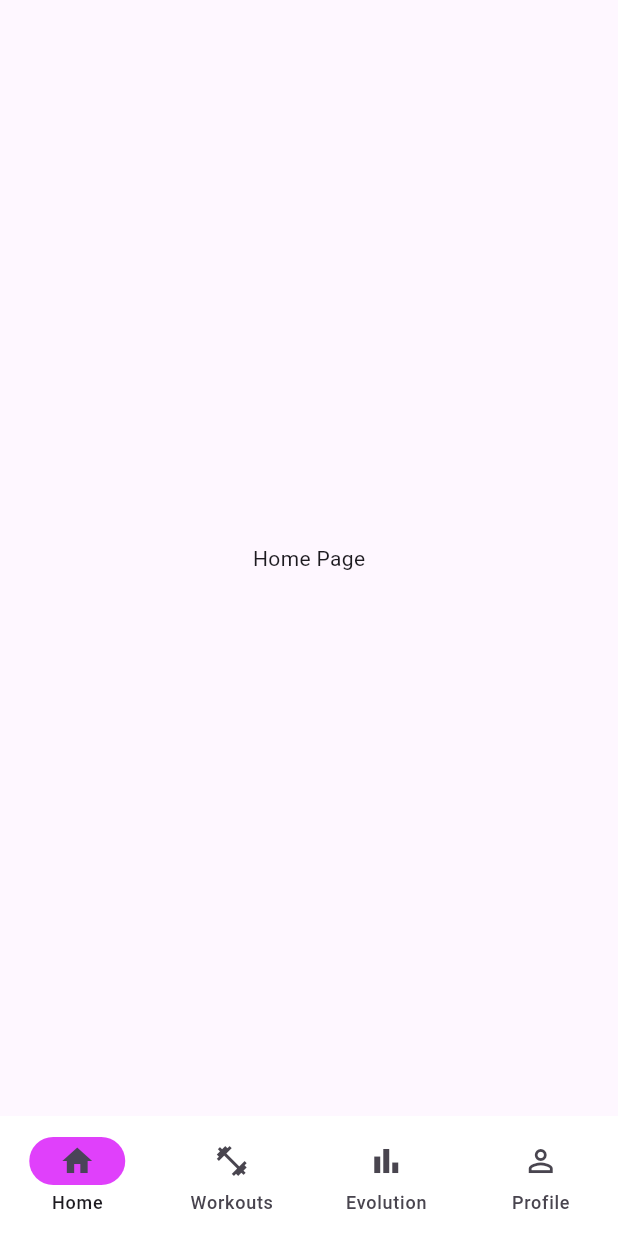
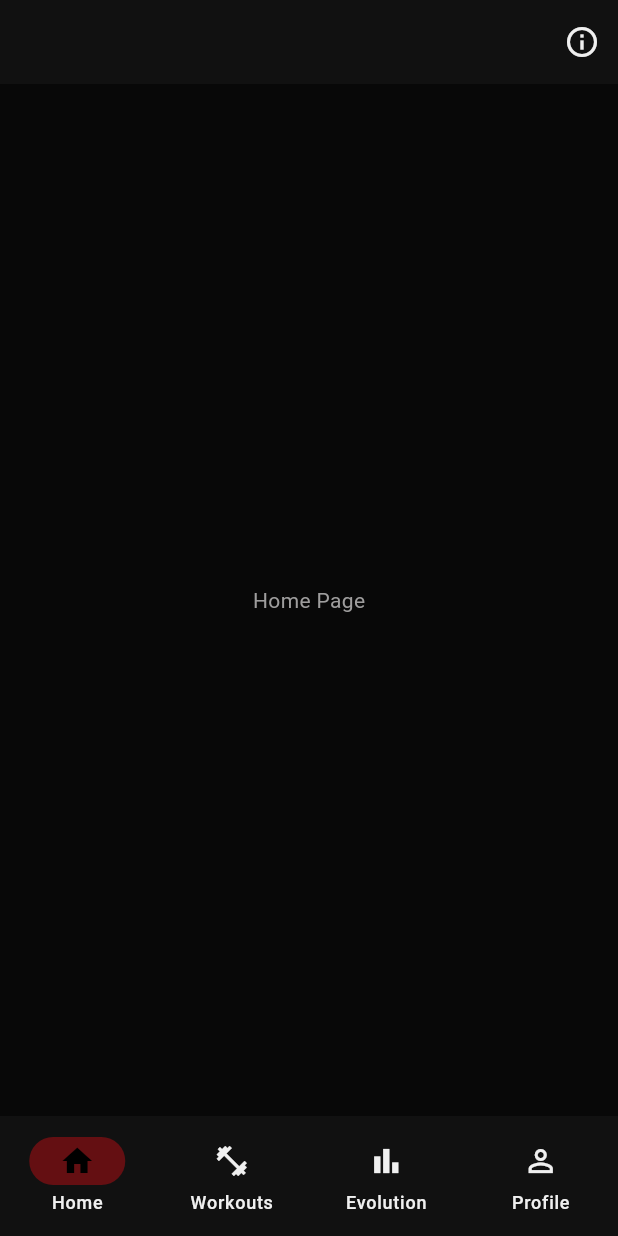
Before and after one commit to ericfr1tzenvalle/gym-tracker-app, a Flutter app: the screen it shows after launch, on a phone screen of 412 x 824 dp. Run offline on Flutter 3.47's test engine with Material 3 defaults, Android fonts, the phone set to English and light mode, and no system bars.

Commit message:
feat: create UI showcase page

```diff
--- a/lib/app_shell.dart
+++ b/lib/app_shell.dart
@@ -25,15 +25,12 @@ class _AppShellState extends State<AppShell> {
       body: _pages[_selectedIndex],
 
       bottomNavigationBar: NavigationBar(
-        onDestinationSelected: (index){
+        onDestinationSelected: (index) {
           setState(() {
             _selectedIndex = index;
           });
         },
-        backgroundColor: Colors.white,
         selectedIndex: _selectedIndex,
-        animationDuration: const Duration(milliseconds: 400),
-        indicatorColor: Colors.purpleAccent,
         destinations: const [
           NavigationDestination(
             icon: Icon(Icons.home_outlined),
--- a/lib/main.dart
+++ b/lib/main.dart
@@ -1,5 +1,6 @@
 import 'package:flutter/material.dart';
 import 'app_shell.dart';
+import 'core/theme/app_theme.dart';
 void main() {
   runApp(const MyApp());
 }
@@ -7,14 +8,11 @@ void main() {
 class MyApp extends StatelessWidget {
   const MyApp({super.key});
 
-  // This widget is the root of your application.
   @override
   Widget build(BuildContext context) {
     return MaterialApp(
       title: 'Gym Tracker App',
-      theme: ThemeData(
-        primarySwatch: Colors.blue,
-      ),
+      theme: AppTheme.dark,
       debugShowCheckedModeBanner: false,
       home: AppShell(),
     );
--- a/lib/pages/home_page.dart
+++ b/lib/pages/home_page.dart
@@ -1,4 +1,5 @@
 import 'package:flutter/material.dart';
+import '../dev/theme_preview_page.dart';
 
 class HomePage extends StatelessWidget {
   const HomePage({super.key});
@@ -6,6 +7,18 @@ class HomePage extends StatelessWidget {
   @override
   Widget build(BuildContext context) {
     return Scaffold(
+      appBar: AppBar(
+      actions: [
+          IconButton(
+            icon: const Icon(Icons.info_outline),
+            onPressed: () {
+              Navigator.of(context).push(MaterialPageRoute(
+                builder: (context) => const ThemePreviewPage(),
+              ));
+            },
+          ),
+        ],
+      ),
       body: const Center(
         child: Text('Home Page'),
       ),
```
Also changed, not shown: lib/dev/theme_preview_page.dart (added, +78 -0 lines).
